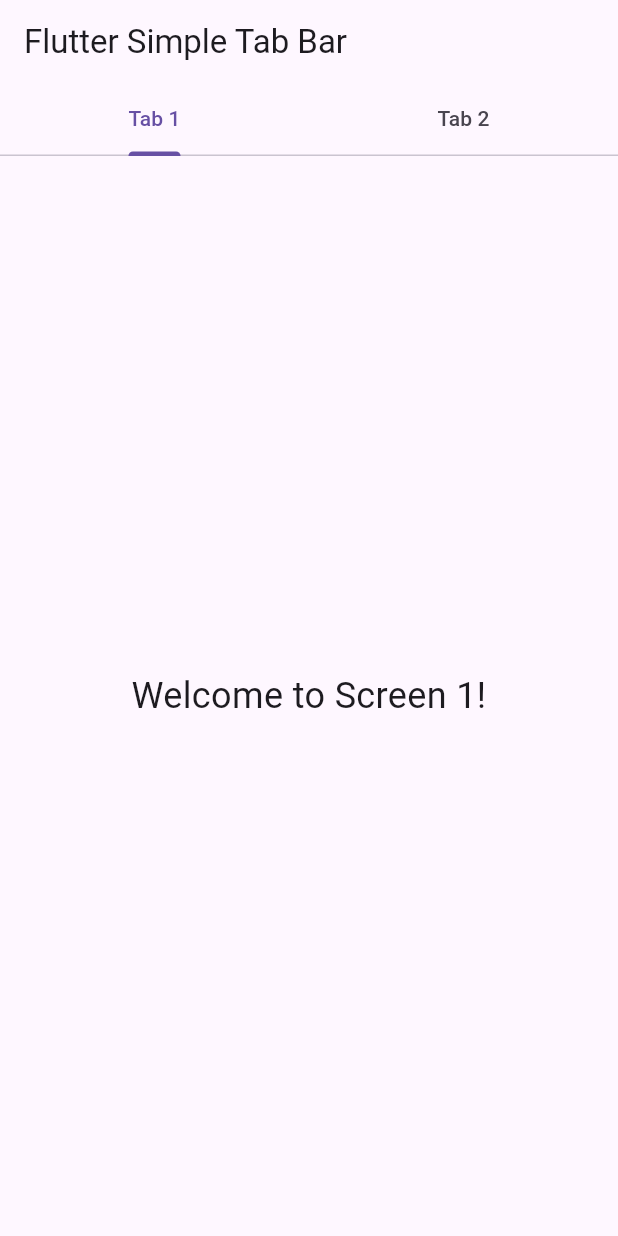
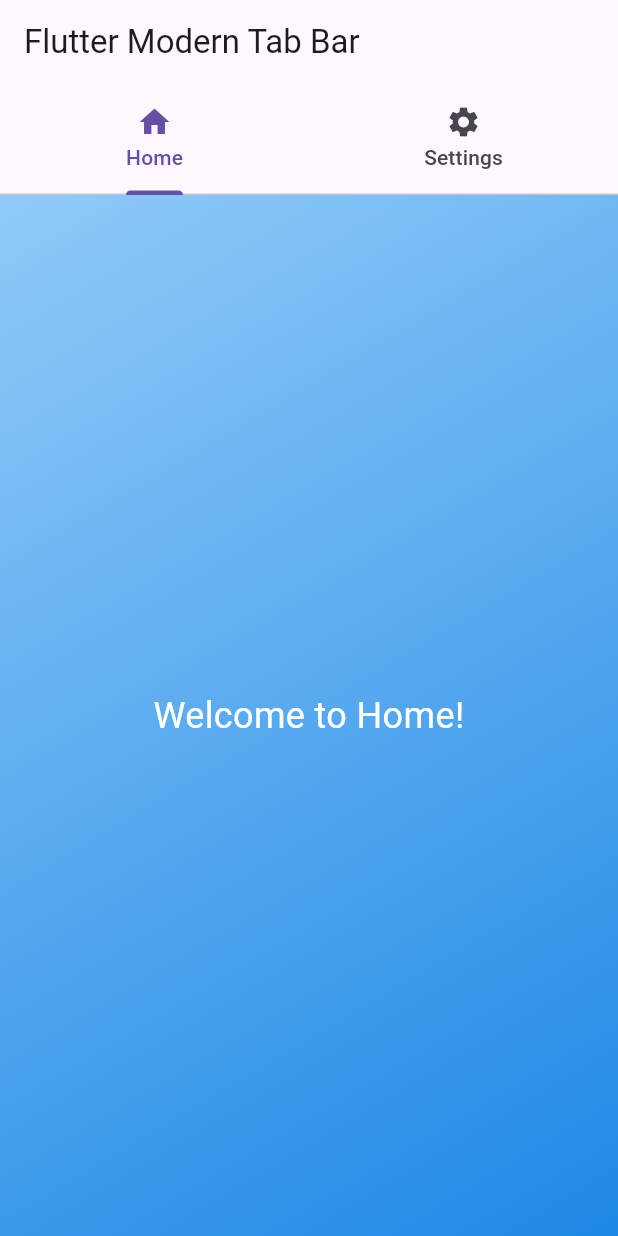
Before and after one commit to Pankaj-Suthar-25/flutter_simple_tab_bar, a Flutter app: the screen it shows after launch, on a phone screen of 412 x 824 dp. Run offline on Flutter 3.47's test engine with Material 3 defaults, Android fonts, the phone set to English and light mode, and no system bars.

Commit message:
Modern Tab Bar

```diff
--- a/lib/main.dart
+++ b/lib/main.dart
@@ -14,7 +14,7 @@ class MyApp extends StatelessWidget {
       theme: ThemeData(
         primarySwatch: Colors.blue,
       ),
-      home: const SimpleTabBar(),
+      home: const ModernTabBar(),
     );
   }
 }
@@ -55,9 +55,7 @@ class _SimpleTabBarState extends State<SimpleTabBar>
           ],
         ),
       ),
-      body: TabBarView(
-          controller: _tabController,
-          children: const [
+      body: TabBarView(controller: _tabController, children: const [
         Center(
           child: Text(
             'Welcome to Screen 1!',
@@ -76,3 +74,71 @@ class _SimpleTabBarState extends State<SimpleTabBar>
     );
   }
 }
+
+class ModernTabBar extends StatefulWidget {
+  const ModernTabBar({super.key});
+
+  @override
+  State<ModernTabBar> createState() => _ModernTabBarState();
+}
+
+class _ModernTabBarState extends State<ModernTabBar>
+    with TickerProviderStateMixin {
+  late TabController _tabController;
+
+  @override
+  void initState() {
+    super.initState();
+    _tabController = TabController(length: 2, vsync: this);
+  }
+
+  @override
+  void dispose() {
+    _tabController.dispose();
+    super.dispose();
+  }
+
+  @override
+  Widget build(BuildContext context) {
+    return Scaffold(
+      appBar: AppBar(
+        title: const Text('Flutter Modern Tab Bar'),
+        bottom: TabBar(
+          controller: _tabController,
+          tabs: const [
+            Tab(icon: Icon(Icons.home), text: 'Home'),
+            Tab(icon: Icon(Icons.settings), text: 'Settings'),
+          ],
+        ),
+      ),
+      body: Container(
+        decoration: BoxDecoration(
+          gradient: LinearGradient(
+            colors: [Colors.blue.shade200, Colors.blue.shade600],
+            begin: Alignment.topLeft,
+            end: Alignment.bottomRight,
+          ),
+        ),
+        child: TabBarView(
+          controller: _tabController,
+          children: const [
+            Center(
+              child: Text(
+                'Welcome to Home!',
+                textAlign: TextAlign.center,
+                style: TextStyle(fontSize: 24, color: Colors.white),
+              ),
+            ),
+            Center(
+              child: Text(
+                'Welcome to Settings!',
+                textAlign: TextAlign.center,
+                style: TextStyle(fontSize: 24, color: Colors.white),
+              ),
+            ),
+          ],
+        ),
+      ),
+    );
+  }
+}
```
